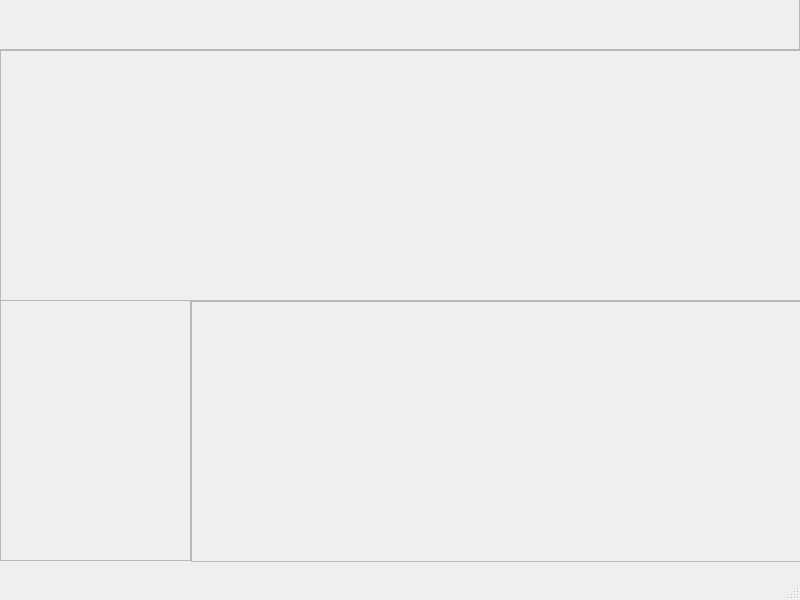
Old version of the form UI/page.ui in the repository sathachao/Wall.
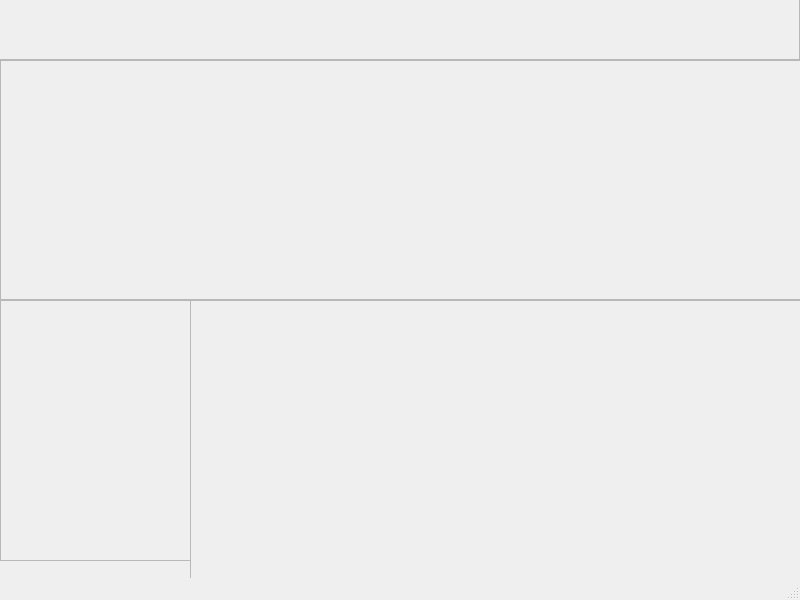
New version of the form.

The edit to the form file:
```diff
--- a/UI/page.ui
+++ b/UI/page.ui
@@ -29,16 +29,22 @@
    <widget class="QFrame" name="contentFrame">
     <property name="geometry">
      <rect>
-      <x>191</x>
-      <y>301</y>
+      <x>190</x>
+      <y>300</y>
       <width>611</width>
-      <height>261</height>
+      <height>311</height>
      </rect>
     </property>
+    <property name="minimumSize">
+     <size>
+      <width>611</width>
+      <height>311</height>
+     </size>
+    </property>
     <property name="maximumSize">
      <size>
       <width>611</width>
-      <height>261</height>
+      <height>311</height>
      </size>
     </property>
     <property name="frameShape">
@@ -52,17 +58,20 @@
     <property name="geometry">
      <rect>
       <x>0</x>
-      <y>50</y>
-      <width>801</width>
-      <height>251</height>
+      <y>60</y>
+      <width>811</width>
+      <height>240</height>
      </rect>
     </property>
     <property name="maximumSize">
      <size>
-      <width>801</width>
-      <height>251</height>
+      <width>1000</width>
+      <height>1000</height>
      </size>
     </property>
+    <property name="autoFillBackground">
+     <bool>false</bool>
+    </property>
     <property name="frameShape">
      <enum>QFrame::StyledPanel</enum>
     </property>
@@ -98,13 +107,19 @@
       <x>-1</x>
       <y>-1</y>
       <width>801</width>
-      <height>51</height>
+      <height>61</height>
      </rect>
     </property>
+    <property name="minimumSize">
+     <size>
+      <width>801</width>
+      <height>61</height>
+     </size>
+    </property>
     <property name="maximumSize">
      <size>
       <width>801</width>
-      <height>51</height>
+      <height>61</height>
      </size>
     </property>
     <property name="frameShape">
```
Left out of the diff: 18 changed lines with no effect on the pictures.
